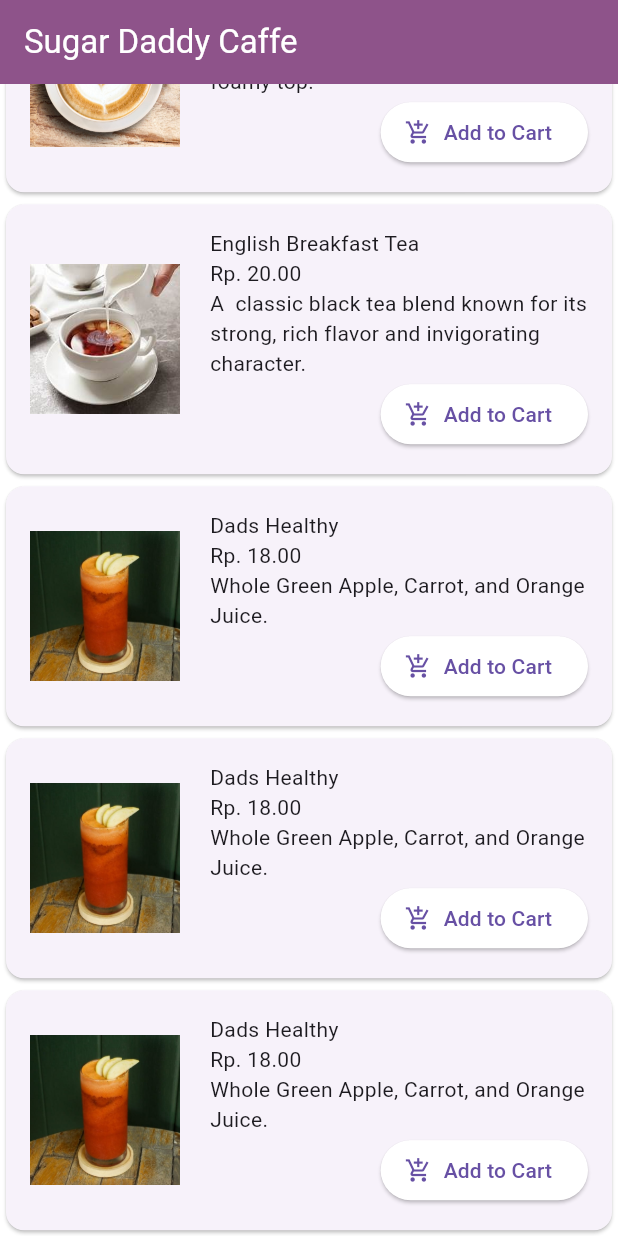
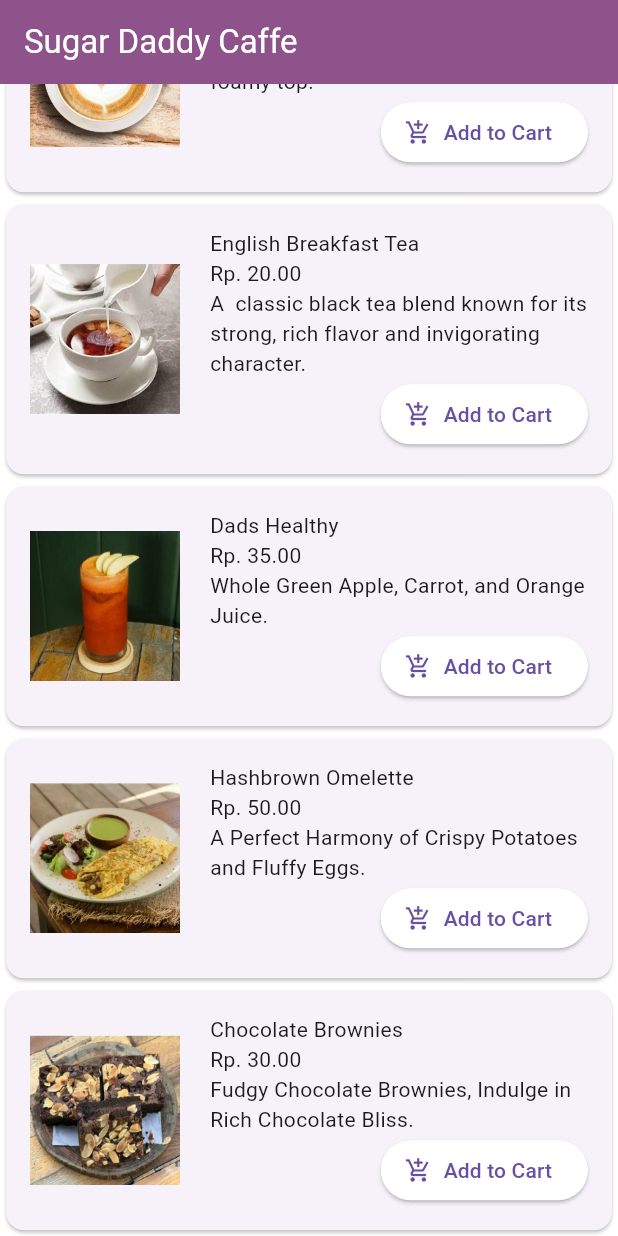
Before and after one commit to cantikawijaya/uts-desain-multi-platform, a Flutter app: the screen it shows after launch, scrolled down 507 dp, on a phone screen of 412 x 824 dp. Run offline on Flutter 3.47's test engine with Material 3 defaults, Android fonts, the phone set to English and light mode, and no system bars.

Commit message:
Menambahkan foto pada List Menu Item

```diff
--- a/lib/main.dart
+++ b/lib/main.dart
@@ -58,20 +58,20 @@ class MyHomePage extends StatefulWidget {
     MenuItem(
       name: 'Dads Healthy',
       imageAssetPath: 'assets/img/np6.jpeg',
-      price: 18,
+      price: 35,
       description: 'Whole Green Apple, Carrot, and Orange Juice.',
     ),
      MenuItem(
-      name: 'Dads Healthy',
-      imageAssetPath: 'assets/img/np6.jpeg',
-      price: 18,
-      description: 'Whole Green Apple, Carrot, and Orange Juice.',
+      name: 'Hashbrown Omelette',
+      imageAssetPath: 'assets/img/Hashbrown.jpeg',
+      price: 50,
+      description: 'A Perfect Harmony of Crispy Potatoes and Fluffy Eggs.',
     ),
      MenuItem(
-      name: 'Dads Healthy',
-      imageAssetPath: 'assets/img/np6.jpeg',
-      price: 18,
-      description: 'Whole Green Apple, Carrot, and Orange Juice.',
+      name: 'Chocolate Brownies',
+      imageAssetPath: 'assets/img/Brownies.jpeg',
+      price: 30,
+      description: 'Fudgy Chocolate Brownies, Indulge in Rich Chocolate Bliss.',
     ),
   ];
 
```
